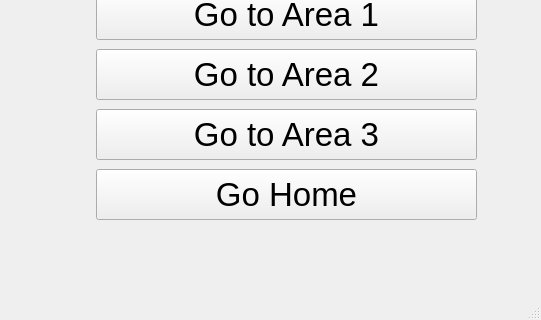
nickconlon/et-goa-live-evaluation, file goa_ui.ui: the form before one commit; both pictures show x 444 to 985 and y 471 to 791 of the 985 by 791 pixel window.
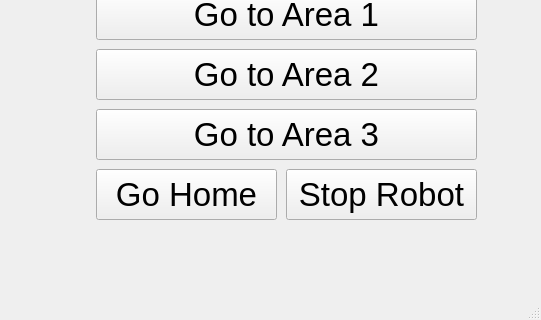
The form after the commit.

Commit message: adding a stop button.

Patch:
```diff
--- a/goa_ui.ui
+++ b/goa_ui.ui
@@ -259,7 +259,7 @@
      <rect>
       <x>540</x>
       <y>640</y>
-      <width>381</width>
+      <width>181</width>
       <height>51</height>
      </rect>
     </property>
@@ -445,6 +445,24 @@
      <string/>
     </property>
    </widget>
+   <widget class="QPushButton" name="stop_robot_button">
+    <property name="geometry">
+     <rect>
+      <x>730</x>
+      <y>640</y>
+      <width>191</width>
+      <height>51</height>
+     </rect>
+    </property>
+    <property name="font">
+     <font>
+      <pointsize>25</pointsize>
+     </font>
+    </property>
+    <property name="text">
+     <string>Stop Robot</string>
+    </property>
+   </widget>
   </widget>
   <widget class="QMenuBar" name="menubar">
    <property name="geometry">
```
The commit also changes 3 other files.
